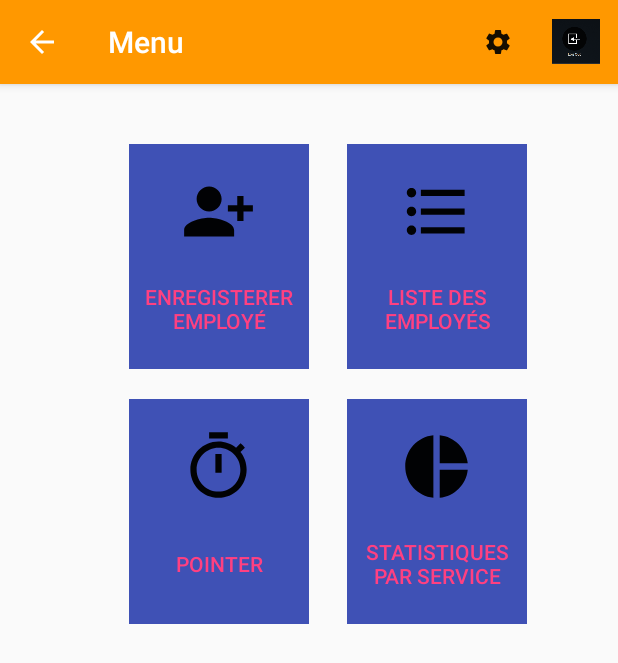
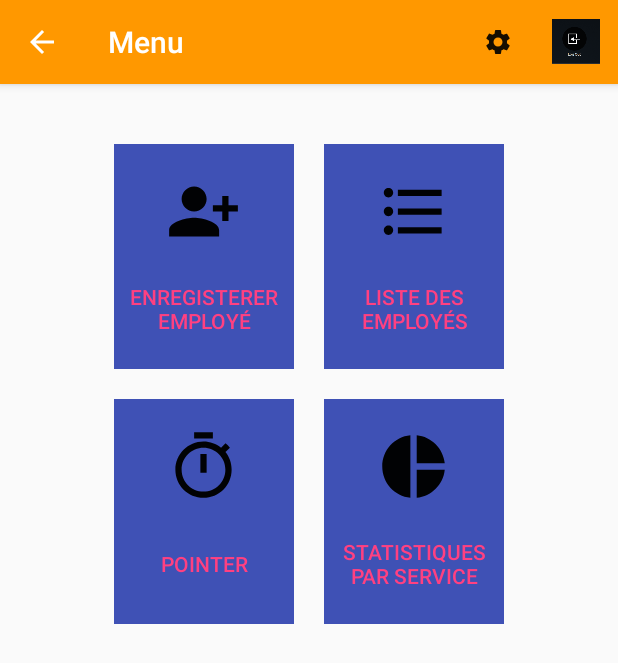
Before and after one commit to RononChen/ClockingApp, an Android app: the GeneralMenu screen opened directly, with no data from a screen before it, on a phone screen of 412 x 824 dp. Shown: the top 663 px of the screen. Run offline under Robolectric (Android 15) with nearby library versions, the phone set to English and light mode, and no system bars.

Commit message:
General menu problems are fixed

```diff
--- a/app/src/main/res/layout/activity_general_menu.xml
+++ b/app/src/main/res/layout/activity_general_menu.xml
@@ -4,13 +4,14 @@
 xmlns:android="http://schemas.android.com/apk/res/android"
 xmlns:app="http://schemas.android.com/apk/res-auto"
 android:layout_width="wrap_content"
-android:layout_height="wrap_content"
+
     android:layout_gravity="center_horizontal"
 app:layout_constraintBottom_toBottomOf="parent"
 app:layout_constraintEnd_toEndOf="parent"
 app:layout_constraintStart_toStartOf="parent"
     android:layout_marginTop="10dp"
 app:layout_constraintTop_toTopOf="parent"
+    android:layout_height="wrap_content"
 
     android:orientation="vertical">
 
@@ -31,7 +32,6 @@ app:layout_constraintTop_toTopOf="parent"
         android:layout_width="120dp"
         android:layout_height="150dp"
         android:drawableTop="@drawable/ic_baseline_person_add_alt_50"
-        android:layout_marginStart="25dp"
         android:background="@color/colorPrimary"
         android:paddingTop="20dp"
         android:text="@string/general_menu_register"
@@ -42,9 +42,8 @@ app:layout_constraintTop_toTopOf="parent"
                 android:id="@+id/menu_search"
                 android:layout_width="120dp"
                 android:layout_height="150dp"
-                android:layout_marginStart="25dp"
+                android:layout_marginStart="20dp"
                 android:drawableTop="@drawable/ic_baseline_format_list_bulleted_50"
-                android:layout_marginEnd="25dp"
                 android:paddingTop="20dp"
                 android:background="@color/colorPrimary"
                 android:text="@string/general_menu_employee_list"
@@ -66,7 +65,6 @@ app:layout_constraintTop_toTopOf="parent"
         android:id="@+id/menu_clock"
         android:layout_width="120dp"
         android:layout_height="150dp"
-        android:layout_marginStart="25dp"
         android:layout_marginTop="20dp"
         android:drawableTop="@drawable/ic_baseline_timer_50"
         android:paddingTop="20dp"
@@ -79,8 +77,8 @@ app:layout_constraintTop_toTopOf="parent"
                 android:id="@+id/menu_statistics_by_servie"
                 android:layout_width="120dp"
                 android:layout_height="150dp"
-                android:layout_marginStart="25dp"
                 android:layout_marginTop="20dp"
+                android:layout_marginStart="20dp"
                 android:paddingTop="20dp"
                 android:drawableTop="@drawable/ic_baseline_pie_chart_50"
                 android:background="@color/colorPrimary"
```
